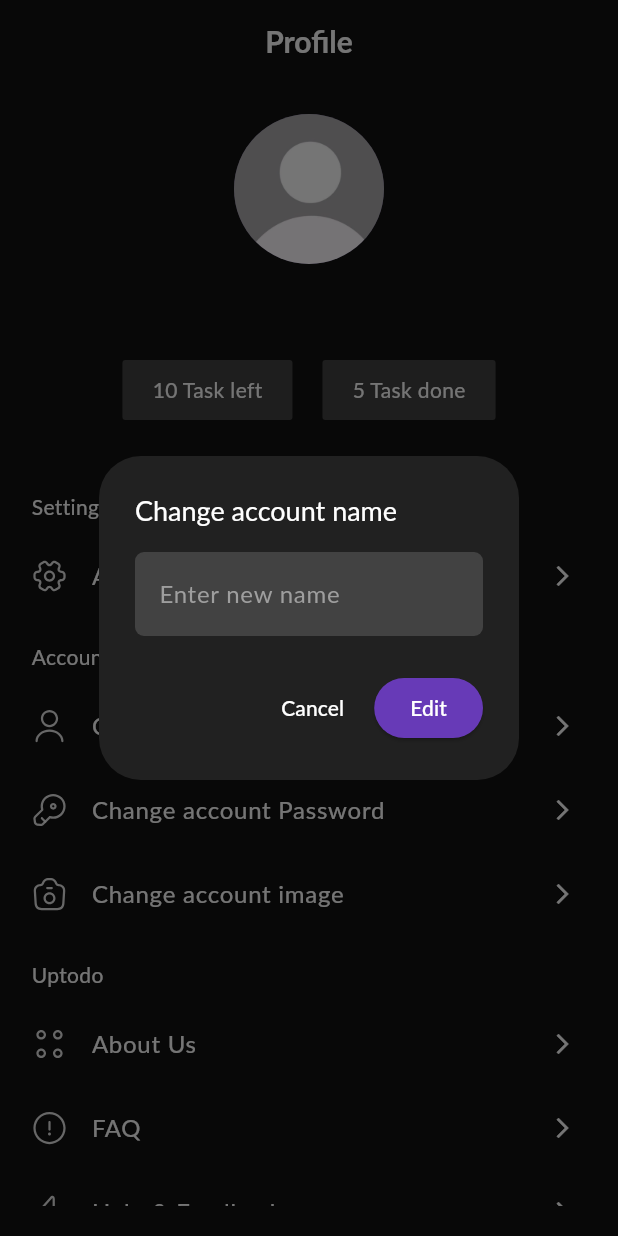
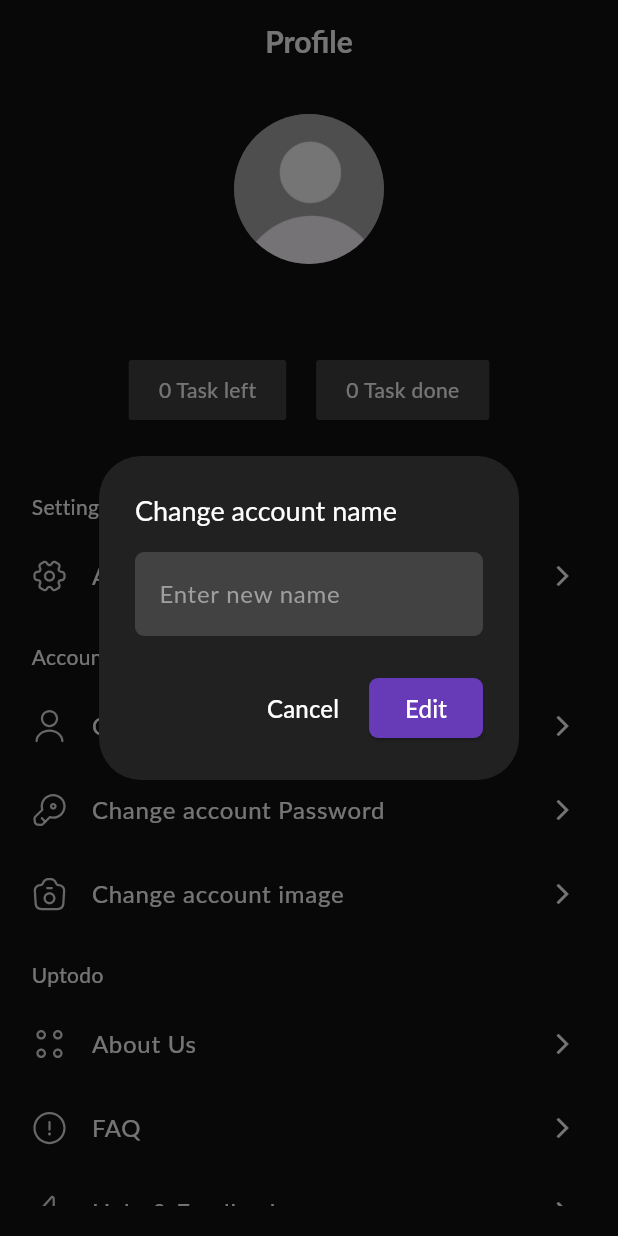
Before and after one commit to vinhdevz/note_app, a Flutter app: the ProfileScreen screen opened directly with empty values, after a tap on "Change account name", on a phone screen of 412 x 824 dp. Run offline on Flutter 3.47's test engine with Material 3 defaults, Android fonts, the phone set to English and light mode, and no system bars; our stand-ins replace easy_localization, flutter_svg, image_picker, sqflite, table_calendar; accounts and stored records are empty; Roboto replaces fonts that are missing (Lato).

Commit message:
feat: update profile screen

```diff
--- a/assets/langs/en.json
+++ b/assets/langs/en.json
@@ -41,6 +41,9 @@
   "Task Priority": "Task Priority",
   "Easy": "Easy",
   "Normal": "Normal",
-  "Hard": "Hard"
+  "Hard": "Hard",
+  "Take picture": "Take picture",
+  "Import from gallery": "Import from gallery",
+  "Import from Google Drive":"Import from Google Drive"
 
 }
--- a/assets/langs/vi.json
+++ b/assets/langs/vi.json
@@ -42,8 +42,10 @@
    "Task Priority": "Độ ưu tiên công việc",
   "Easy": "Dễ",
   "Normal": "Bình thường",
-  "Hard": "Khó"
-
+  "Hard": "Khó",
+  "Take picture": "Chụp ảnh",
+  "Import from gallery": "Chọn từ thư viện",
+  "Import from Google Drive":"Nhập từ Google Drive"
 
 
 }
--- a/lib/home/profile_screen.dart
+++ b/lib/home/profile_screen.dart
@@ -4,6 +4,7 @@ import 'package:flutter/material.dart';
 import 'package:flutter_svg/flutter_svg.dart';
 import 'package:flutter_todo_app/constants/color.dart';
 import 'package:flutter_todo_app/home/setting_screen.dart';
+import 'package:flutter_todo_app/database/task_database.dart';
 import 'package:image_picker/image_picker.dart';
 import '../database/user_db.dart';
 
@@ -18,17 +19,28 @@ class ProfileScreen extends StatefulWidget {
   });
 
   @override
-  _ProfileScreenState createState() => _ProfileScreenState();
+  State<ProfileScreen> createState() => _ProfileScreenState();
 }
 
 class _ProfileScreenState extends State<ProfileScreen> {
   late String _username;
+  int _completedCount = 0;
+  int _uncompletedCount = 0;
    File? _selectedImage;
 
   @override
   void initState() {
     super.initState();
     _username = widget.username ?? 'Dovinh';
+    _loadTaskStats();
+  }
+
+  Future<void> _loadTaskStats() async {
+    final stats = await TaskDatabase.instance.loadTaskStats();
+    setState(() {
+      _completedCount = stats['completed'] ?? 0;
+      _uncompletedCount = stats['uncompleted'] ?? 0;
+    });
   }
 
   void _updateUsername(String newUsername) {
@@ -36,7 +48,6 @@ class _ProfileScreenState extends State<ProfileScreen> {
       _username = newUsername;
     });
   }
-
   void _pickImage(ImageSource source) async {
     final picker = ImagePicker();
     final pickedImage = await picker.pickImage(source: source);
@@ -46,7 +57,6 @@ class _ProfileScreenState extends State<ProfileScreen> {
       });
     }
   }
-
 void _showImageSourceSheet(BuildContext context) {
     showModalBottomSheet(
       context: context,
@@ -60,16 +70,16 @@ class _ProfileScreenState extends State<ProfileScreen> {
           child: Column(
             mainAxisSize: MainAxisSize.min,
             children: [
-              const Text(
-                'Change account Image',
-                style: TextStyle(
+            Text(
+                'Change account image'.tr(),
+                style: const TextStyle(
                     fontSize: 18, fontWeight: FontWeight.bold, color: tdWhite),
               ),
               const SizedBox(height: 16),
               ListTile(
                 leading: const Icon(Icons.camera_alt, color: tdWhite),
-                title: const Text('Take picture',
-                    style: TextStyle(color: tdWhite)),
+                title: Text('Take picture'.tr(),
+                    style: const TextStyle(color: tdWhite)),
                 onTap: () {
                   Navigator.pop(context);
                   _pickImage(ImageSource.camera);
@@ -77,8 +87,8 @@ class _ProfileScreenState extends State<ProfileScreen> {
               ),
               ListTile(
                 leading: const Icon(Icons.photo_library, color: tdWhite),
-                title: const Text('Import from gallery',
-                    style: TextStyle(color: tdWhite)),
+                title: Text('Import from gallery'.tr(),
+                    style: const TextStyle(color: tdWhite)),
                 onTap: () {
                   Navigator.pop(context);
                   _pickImage(ImageSource.gallery);
@@ -86,8 +96,8 @@ class _ProfileScreenState extends State<ProfileScreen> {
               ),
               ListTile(
                 leading: const Icon(Icons.drive_folder_upload, color: tdWhite),
-                title: const Text('Import from Google Drive',
-                    style: TextStyle(color: tdWhite)),
+                title: Text('Import from Google Drive'.tr(),
+                    style: const TextStyle(color: tdWhite)),
                 onTap: () {
                   Navigator.pop(context);
                   ScaffoldMessenger.of(context).showSnackBar(
@@ -103,6 +113,7 @@ class _ProfileScreenState extends State<ProfileScreen> {
       },
     );
   }
+
 
   @override
   Widget build(BuildContext context) {
@@ -135,6 +146,7 @@ class _ProfileScreenState extends State<ProfileScreen> {
                       as ImageProvider,
               radius: 50,
             ),
+
             const SizedBox(height: 10),
             Text(
               _username,
@@ -148,11 +160,7 @@ class _ProfileScreenState extends State<ProfileScreen> {
             const SizedBox(height: 20),
             Row(
               mainAxisAlignment: MainAxisAlignment.center,
-              children: [
-                _buildInfoBox('10 Task left'),
-                const SizedBox(width: 20),
-                _buildInfoBox('5 Task done'),
-              ],
+              children: _buildTaskStats(),
             ),
             const SizedBox(height: 32),
             Expanded(
@@ -163,11 +171,12 @@ class _ProfileScreenState extends State<ProfileScreen> {
                     context,
                     'App Settings'.tr(),
                     'assets/icons/setting.svg',
-                    () => Navigator.push(
+                    () {
+                      Navigator.push(
                         context,
-                      MaterialPageRoute(
-                          builder: (context) => const SettingScreen()),
-                    ),
+                        MaterialPageRoute(builder: (_) => const SettingScreen()),
+                      );
+                    },
                   ),
                   _buildSectionTitle('Account'.tr()),
                   _buildProfileOption(
@@ -188,11 +197,31 @@ class _ProfileScreenState extends State<ProfileScreen> {
                     'assets/icons/camera.svg',
                     () => _showImageSourceSheet(context),
                   ),
-                  _buildSectionTitle('Uptodo'),
-                  _buildProfileOption(context, 'About Us', 'assets/icons/menu.svg', () {}),
-                  _buildProfileOption(context, 'FAQ', 'assets/icons/info-circle.svg', () {}),
-                  _buildProfileOption(context, 'Help & Feedback', 'assets/icons/flash.svg', () {}),
-                  _buildProfileOption(context, 'Support Us', 'assets/icons/like.svg', () {}),
+                  _buildSectionTitle('Uptodo'.tr()),
+                  _buildProfileOption(
+                    context,
+                    'About Us'.tr(),
+                    'assets/icons/menu.svg',
+                    () {},
+                  ),
+                  _buildProfileOption(
+                    context,
+                    'FAQ'.tr(),
+                    'assets/icons/info-circle.svg',
+                    () {},
+                  ),
+                  _buildProfileOption(
+                    context,
+                    'Help & Feedback'.tr(),
+                    'assets/icons/flash.svg',
+                    () {},
+                  ),
+                  _buildProfileOption(
+                    context,
+                    'Support Us'.tr(),
+                    'assets/icons/like.svg',
+                    () {},
+                  ),
                   _buildLogout(context),
                 ],
               ),
@@ -203,7 +232,15 @@ class _ProfileScreenState extends State<ProfileScreen> {
     );
   }
 
-  Widget _buildInfoBox(String text) {
+  List<Widget> _buildTaskStats() {
+    return [
+      _buildStatBox('$_uncompletedCount ${'Task left'.tr()}'),
+      const SizedBox(width: 20),
+      _buildStatBox('$_completedCount ${'Task done'.tr()}'),
+    ];
+  }
+
+  Widget _buildStatBox(String text) {
     return Container(
       padding: const EdgeInsets.symmetric(horizontal: 20, vertical: 10),
       decoration: BoxDecoration(
@@ -212,12 +249,21 @@ class _ProfileScreenState extends State<ProfileScreen> {
       ),
       child: Text(
         text,
-        style: const TextStyle(
-          color: tdWhite,
-          fontSize: 14,
-          fontFamily: 'Lato',
+        style: const TextStyle(color: tdWhite, fontSize: 14, fontFamily: 'Lato'),
       ),
+    );
+  }
+
+  Widget _buildProfileOption(
+      BuildContext context, String title, String iconPath, VoidCallback onTap) {
+    return ListTile(
+      leading: SvgPicture.asset(iconPath, width: 24, height: 24),
+      title: Text(
+        title,
+        style: const TextStyle(color: tdWhite, fontSize: 16, fontFamily: 'Lato'),
       ),
+      trailing: const Icon(Icons.arrow_forward_ios, color: tdWhite, size: 16),
+      onTap: onTap,
     );
   }
 
@@ -236,37 +282,12 @@ class _ProfileScreenState extends State<ProfileScreen> {
     );
   }
 
-  Widget _buildProfileOption(
-      BuildContext context, String title, String iconPath, VoidCallback onTap) {
-    return ListTile(
-      leading: SvgPicture.asset(iconPath, width: 24, height: 24),
-      title: Text(
-        title,
-        style: const TextStyle(
-          color: tdWhite,
-          fontSize: 16,
-          fontFamily: 'Lato',
-        ),
-      ),
-      trailing: const Icon(Icons.arrow_forward_ios, color: tdWhite, size: 16),
-      onTap: onTap,
-    );
-  }
-
   Widget _buildLogout(BuildContext context) {
     return ListTile(
-      leading: SvgPicture.asset(
-        'assets/icons/logout.svg',
-        width: 24,
-        height: 24,
-      ),
-      title: const Text(
-        'Log out',
-        style: TextStyle(
-          color: Colors.red,
-          fontSize: 16,
-          fontFamily: 'Lato',
-        ),
+      leading: SvgPicture.asset('assets/icons/logout.svg', width: 24, height: 24),
+      title: Text(
+        'Log out'.tr(),
+        style: const TextStyle(color: Colors.red, fontSize: 16, fontFamily: 'Lato'),
       ),
       onTap: () => _showLogoutDialog(context),
     );
@@ -275,31 +296,24 @@ class _ProfileScreenState extends State<ProfileScreen> {
   void _showLogoutDialog(BuildContext context) {
     showDialog(
       context: context,
-      builder: (BuildContext context) {
-        return AlertDialog(
-          shape: RoundedRectangleBorder(
-            borderRadius: BorderRadius.circular(20),
-          ),
-          title: const Text('Log out'),
-          content: const Text('Choose how you want to log out.'),
+      builder: (_) => AlertDialog(
+        shape: RoundedRectangleBorder(borderRadius: BorderRadius.circular(20)),
+        title: Text('Log out'.tr()),
+        content: Text('Choose how you want to log out.'.tr()),
         actions: [
           TextButton(
             onPressed: () {
               Navigator.of(context).pop();
               Navigator.of(context).pushReplacementNamed('/login');
             },
-              child: const Text('Keep login info'),
+            child: Text('Keep login info'.tr()),
           ),
           TextButton(
             onPressed: () => _handleClearAndRestart(context),
-              child: const Text(
-                'Clear & restart',
-                style: TextStyle(color: Colors.red),
-              ),
+            child: Text('Clear & restart'.tr(), style: const TextStyle(color: Colors.red)),
           ),
         ],
-        );
-      },
+      ),
     );
   }
 
@@ -309,29 +323,79 @@ class _ProfileScreenState extends State<ProfileScreen> {
     Navigator.of(context).pushNamedAndRemoveUntil('/intro', (route) => false);
   }
 
+  void _showChangeNameDialog(BuildContext context) {
+    final nameController = TextEditingController(text: _username);
+
+    showDialog(
+      context: context,
+      builder: (_) => AlertDialog(
+        backgroundColor: Colors.grey[900],
+        title: Text(
+          'Change account name'.tr(),
+          style: const TextStyle(color: tdWhite, fontSize: 18, fontFamily: 'Lato'),
+        ),
+        content: TextField(
+          controller: nameController,
+          style: const TextStyle(color: tdWhite, fontFamily: 'Lato'),
+          decoration: InputDecoration(
+            filled: true,
+            fillColor: Colors.grey[800],
+            hintText: 'Enter new name'.tr(),
+            hintStyle: const TextStyle(color: Colors.grey, fontFamily: 'Lato'),
+            border: OutlineInputBorder(
+              borderRadius: BorderRadius.circular(6),
+              borderSide: BorderSide.none,
+            ),
+          ),
+        ),
+        actions: [
+          TextButton(
+            onPressed: () => Navigator.of(context).pop(),
+            child: Text('Cancel'.tr(), style: const TextStyle(color: tdWhite, fontSize: 16)),
+          ),
+          ElevatedButton(
+            onPressed: () => _handleEditUserName(context, nameController),
+            style: ElevatedButton.styleFrom(
+              backgroundColor: Colors.deepPurple,
+              shape: RoundedRectangleBorder(borderRadius: BorderRadius.circular(6)),
+            ),
+            child: Text('Edit'.tr(), style: const TextStyle(color: tdWhite, fontSize: 16)),
+          ),
+        ],
+      ),
+    );
+  }
+
+  void _handleEditUserName(BuildContext context, TextEditingController controller) async {
+    final newUsername = controller.text.trim();
+    if (newUsername.isNotEmpty && newUsername != _username) {
+      await UserDatabase.instance.updateUserName(_username, newUsername);
+      _updateUsername(newUsername);
+    }
+    Navigator.of(context).pop();
+  }
+
   void _showChangePassDialog(BuildContext context) {
     final oldPasswordController = TextEditingController();
     final newPasswordController = TextEditingController();
 
     showDialog(
       context: context,
-      builder: (BuildContext context) {
-        return AlertDialog(
+      builder: (_) => AlertDialog(
         backgroundColor: Colors.grey[900],
-          title: const Text('Change account Password',
-              style: TextStyle(color: tdWhite, fontSize: 18)),
+        title: Text('Change account Password'.tr(), style: const TextStyle(color: tdWhite, fontSize: 18)),
         content: Column(
           mainAxisSize: MainAxisSize.min,
           children: [
-              _buildPasswordField(oldPasswordController, 'Enter old password'),
+            _buildPasswordField(oldPasswordController, 'Enter old password'.tr()),
             const SizedBox(height: 12),
-              _buildPasswordField(newPasswordController, 'Enter new password'),
+            _buildPasswordField(newPasswordController, 'Enter new password'.tr()),
           ],
         ),
         actions: [
           TextButton(
             onPressed: () => Navigator.of(context).pop(),
-              child: const Text('Cancel', style: TextStyle(color: tdWhite)),
+            child: Text('Cancel'.tr(), style: const TextStyle(color: tdWhite, fontSize: 16)),
           ),
           ElevatedButton(
             onPressed: () => _handleChangePassword(
@@ -341,17 +405,16 @@ class _ProfileScreenState extends State<ProfileScreen> {
             ),
             style: ElevatedButton.styleFrom(
               backgroundColor: tdDarkPurple,
+              shape: RoundedRectangleBorder(borderRadius: BorderRadius.circular(6)),
             ),
-              child: const Text('Edit', style: TextStyle(color: tdWhite)),
+            child: Text('Edit'.tr(), style: const TextStyle(color: tdWhite, fontSize: 16)),
           ),
         ],
-        );
-      },
+      ),
     );
   }
 
-  Widget _buildPasswordField(
-      TextEditingController controller, String label) {
+  Widget _buildPasswordField(TextEditingController controller, String label) {
     return TextFormField(
       controller: controller,
       obscureText: true,
@@ -364,6 +427,7 @@ class _ProfileScreenState extends State<ProfileScreen> {
         fillColor: Colors.grey[850],
         border: OutlineInputBorder(
           borderRadius: BorderRadius.circular(6),
+          borderSide: const BorderSide(color: Colors.grey),
         ),
         enabledBorder: OutlineInputBorder(
           borderRadius: BorderRadius.circular(6),
@@ -379,11 +443,11 @@ class _ProfileScreenState extends State<ProfileScreen> {
 
   void _handleChangePassword(
     BuildContext context,
-    TextEditingController oldPasswordController,
-    TextEditingController newPasswordController,
+    TextEditingController oldController,
+    TextEditingController newController,
   ) async {
-    final oldPass = oldPasswordController.text.trim();
-    final newPass = newPasswordController.text.trim();
+    final oldPass = oldController.text.trim();
+    final newPass = newController.text.trim();
 
     if (oldPass.isEmpty || newPass.isEmpty) {
       ScaffoldMessenger.of(context).showSnackBar(
@@ -409,59 +473,4 @@ class _ProfileScreenState extends State<ProfileScreen> {
       );
     }
   }
-
-  void _showChangeNameDialog(BuildContext context) {
-    final nameController = TextEditingController(text: _username);
-
-    showDialog(
-      context: context,
-      builder: (BuildContext context) {
-        return AlertDialog(
-          backgroundColor: Colors.grey[900],
-          title: const Text('Change account name',
-              style: TextStyle(color: tdWhite, fontSize: 18)),
-          content: TextField(
-            controller: nameController,
-            style: const TextStyle(color: tdWhite),
-            decoration: InputDecoration(
-              filled: true,
-              fillColor: Colors.grey[800],
-              hintText: 'Enter new name',
-              hintStyle: const TextStyle(color: Colors.grey),
-              border: OutlineInputBorder(
-                borderRadius: BorderRadius.circular(6),
-                borderSide: BorderSide.none,
-              ),
-            ),
-          ),
-          actions: [
-            TextButton(
-              onPressed: () => Navigator.of(context).pop(),
-              child: const Text('Cancel', style: TextStyle(color: tdWhite)),
-            ),
-            ElevatedButton(
-              onPressed: () => _handleEditUserName(context, nameController),
-              style: ElevatedButton.styleFrom(
-                backgroundColor: Colors.deepPurple,
-              ),
-              child: const Text('Edit', style: TextStyle(color: tdWhite)),
-            ),
-          ],
-        );
-      },
-    );
 }
-
-  void _handleEditUserName(
-      BuildContext context, TextEditingController nameController) async {
-    String newUsername = nameController.text.trim();
-    if (newUsername.isNotEmpty && newUsername != _username) {
-      await UserDatabase.instance.updateUserName(
-        _username,
-        newUsername,
-      );
-      _updateUsername(newUsername);
-    }
-    Navigator.of(context).pop();
-  }
-}
```
Also changed, not shown: lib/home/widgets/task_card.dart (+7 -1 lines). Lines whose indentation alone changed are shown as unchanged.
